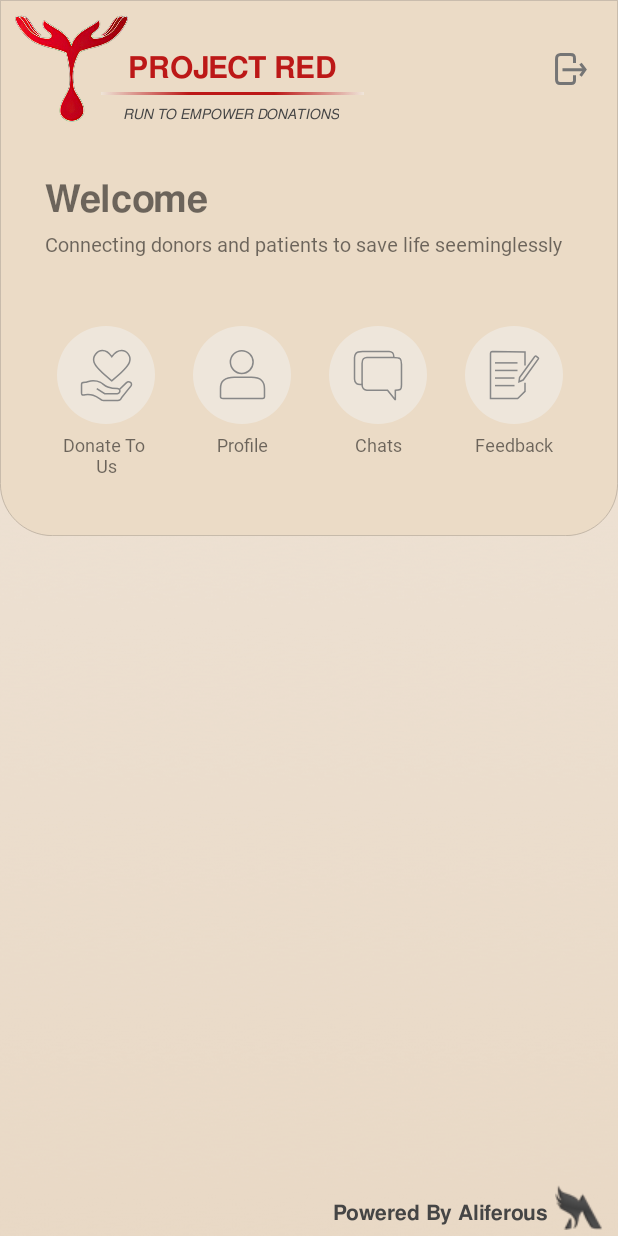
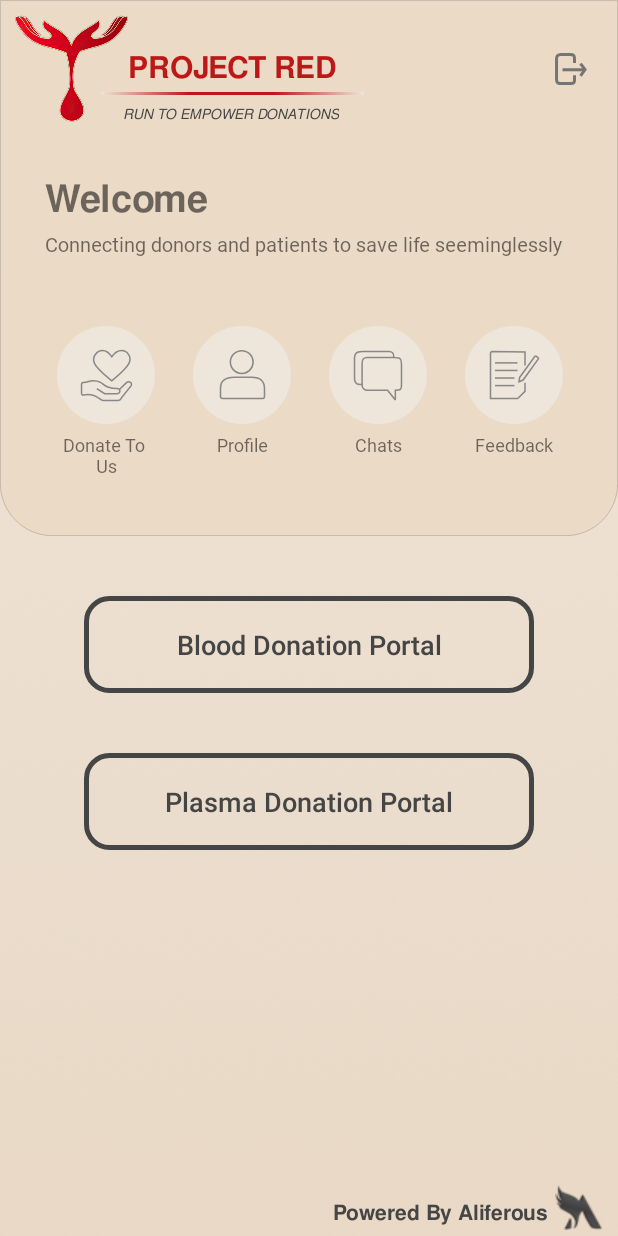
Before and after one commit to sehaj-79/Sudo-Hacks-Android, an Android app: the HomeActivity screen opened directly, with no data from a screen before it, on a phone screen of 412 x 824 dp. Run offline under Robolectric (Android 15) with nearby library versions, the phone set to English and light mode, and no system bars; our stand-ins replace CircleImageView; libraries missing offline, so code that uses them is left out: io.paperdb.

Commit message:
Home Complete

```diff
--- /dev/null
+++ b/app/src/main/res/drawable/input_design.xml
@@ -0,0 +1,12 @@
+<?xml version="1.0" encoding="utf-8"?>
+<shape xmlns:android="http://schemas.android.com/apk/res/android">
+
+    <stroke
+        android:color="#454545"
+        android:width="3dp"
+        ></stroke>
+
+    <corners
+        android:radius="15dp"></corners>
+
+</shape>
--- a/app/src/main/res/layout/activity_home.xml
+++ b/app/src/main/res/layout/activity_home.xml
@@ -222,6 +222,36 @@
 
     </androidx.constraintlayout.widget.ConstraintLayout>
 
+    <Button
+        android:id="@+id/button"
+        android:layout_width="300dp"
+        android:layout_height="wrap_content"
+        android:layout_margin="40dp"
+        android:layout_marginTop="104dp"
+        android:background="@drawable/input_design"
+        android:padding="20dp"
+        android:text="Blood Donation Portal"
+        android:textAllCaps="false"
+        android:textColor="#454545"
+        android:textSize="18sp"
+        app:layout_constraintEnd_toEndOf="parent"
+        app:layout_constraintStart_toStartOf="parent"
+        app:layout_constraintTop_toBottomOf="@+id/imageView4" />
+
+    <Button
+        android:layout_width="300dp"
+        android:layout_height="wrap_content"
+        android:layout_margin="40dp"
+        android:background="@drawable/input_design"
+        android:padding="20dp"
+        android:text="Plasma Donation Portal"
+        android:textAllCaps="false"
+        android:textColor="#454545"
+        android:textSize="18sp"
+        app:layout_constraintEnd_toEndOf="parent"
+        app:layout_constraintStart_toStartOf="parent"
+        app:layout_constraintTop_toBottomOf="@+id/button" />
+
     <androidx.constraintlayout.widget.ConstraintLayout
         android:layout_width="wrap_content"
         android:layout_height="wrap_content"
```
